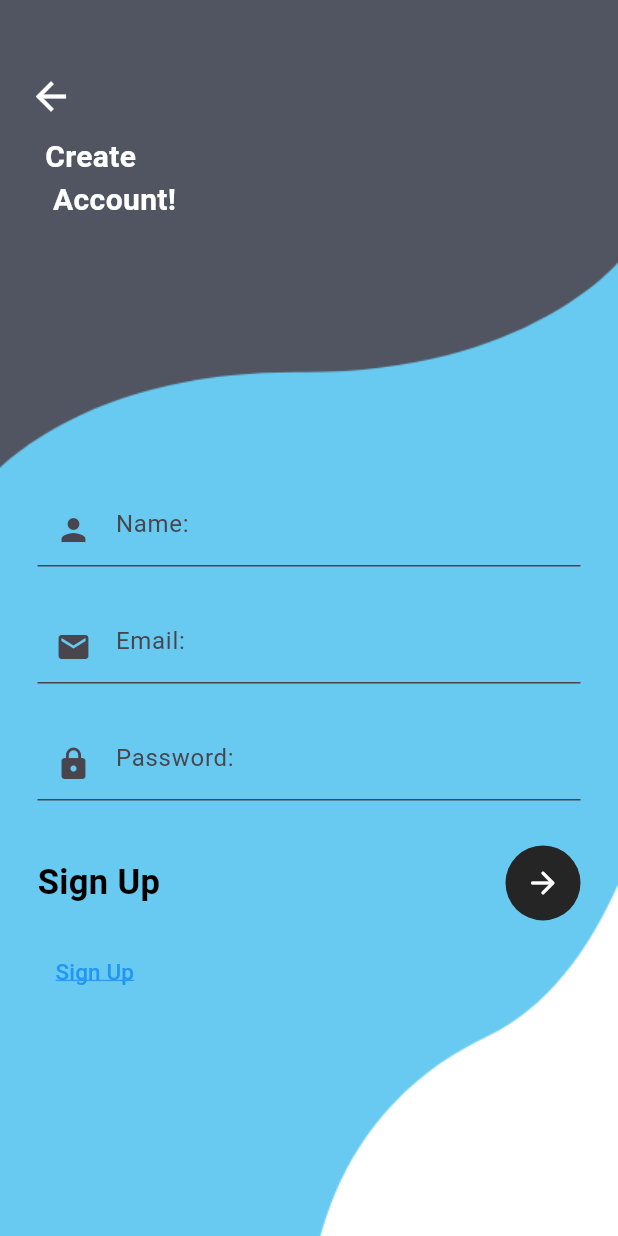
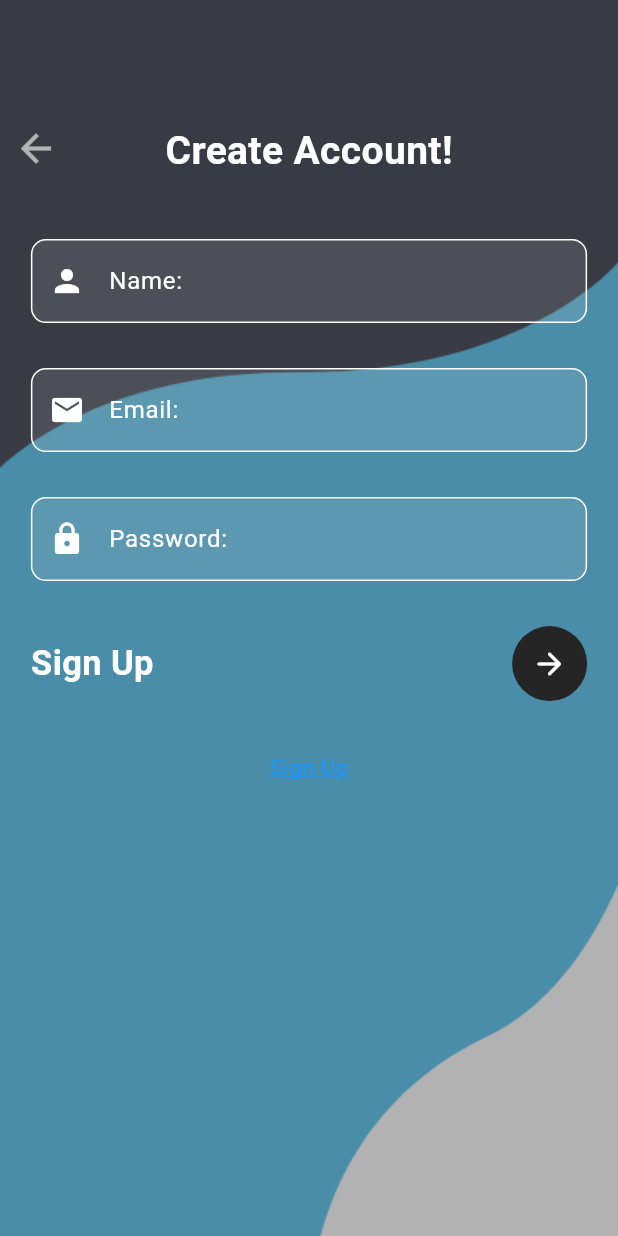
Before and after one commit to OwaisRaza1941/Fluttre_Create_landing_page, a Flutter app: the RegisterPage screen opened directly, on a phone screen of 412 x 824 dp. Run offline on Flutter 3.47's test engine with Material 3 defaults, Android fonts, the phone set to English and light mode, and no system bars.

Commit message:
Register_Page

```diff
--- a/lib/landing_page.dart
+++ b/lib/landing_page.dart
@@ -1,5 +1,6 @@
 import 'package:flutter/material.dart';
 import 'package:landing_page/components/home_class_function.dart';
+import 'package:landing_page/register_page.dart';
 
 class LandingPage extends StatelessWidget {
   const LandingPage({super.key});
@@ -49,10 +50,27 @@ class LandingPage extends StatelessWidget {
               ),
             ),
             ListTile(
-              leading: Icon(Icons.home),
+              leading: Icon(Icons.home, color: Colors.blueGrey),
               title: Text('Home'),
-              onTap: () {},
+              onTap: () {
+                Navigator.push(
+                  context,
+                  MaterialPageRoute(builder: (context) => LandingPage()),
+                );
+              },
             ),
+            SizedBox(height: 15),
+            ListTile(
+              leading: Icon(Icons.person),
+              title: Text('Account'),
+              onTap: () {
+                Navigator.push(
+                  context,
+                  MaterialPageRoute(builder: (context) => RegisterPage()),
+                );
+              },
+            ),
+            SizedBox(height: 15),
             ListTile(
               leading: Icon(Icons.settings),
               title: Text('Settings'),
--- a/lib/register_page.dart
+++ b/lib/register_page.dart
@@ -1,25 +1,26 @@
 import 'package:flutter/material.dart';
 import 'package:landing_page/landing_page.dart';
+import 'package:landing_page/login_page.dart';
 
 class RegisterPage extends StatelessWidget {
   const RegisterPage({super.key});
 
   @override
   Widget build(BuildContext context) {
-    return Container(
-      decoration: BoxDecoration(
-        image: DecorationImage(
-          image: AssetImage('assets/register.png'),
+    final Size size = MediaQuery.of(context).size;
+
+    return Scaffold(
+      body: SingleChildScrollView(
+        child: Stack(
+          children: [
+            Image.asset(
+              'assets/register.png',
+              width: size.width,
+              height: size.height,
               fit: BoxFit.cover,
             ),
-      ),
-      child: Scaffold(
-        backgroundColor: Colors.transparent,
-        body: Stack(
-          children: [
             Positioned(
-              top: 40,
-              left: 10,
+              top: 75,
               child: IconButton(
                 icon: Icon(Icons.arrow_back, color: Colors.white, size: 30),
                 onPressed: () {
@@ -31,74 +32,94 @@ class RegisterPage extends StatelessWidget {
               ),
             ),
             Container(
-              padding: EdgeInsets.only(left: 30, top: 90),
+              width: size.width,
+              height: size.height,
+              color: Colors.black.withOpacity(0.3),
+            ),
+            Padding(
+              padding: EdgeInsets.only(
+                top: size.height * 0.10,
+                left: size.width * 0.05,
+                right: size.width * 0.05,
+              ),
+              child: Column(
+                crossAxisAlignment: CrossAxisAlignment.start,
+                children: [
+                  /// Title
+                  Center(
                     child: Text(
-                'Create \n Account!',
+                      'Create Account!',
                       style: TextStyle(
-                  fontSize: 20,
+                        fontSize: 26,
                         fontWeight: FontWeight.bold,
                         color: Colors.white,
                       ),
                     ),
                   ),
-            SingleChildScrollView(
-              child: Container(
-                padding: EdgeInsets.only(
-                  top: MediaQuery.of(context).size.height * 0.4,
-                  right: 25,
-                  left: 25,
-                ),
-                child: Column(
-                  children: [
+                  SizedBox(height: 40),
+
+                  /// Form Fields
                   TextField(
                     decoration: InputDecoration(
-                        prefixIcon: Icon(Icons.person),
-                        fillColor: Colors.transparent,
+                      prefixIcon: Icon(Icons.person, color: Colors.white),
+                      hintText: 'Name:',
+                      hintStyle: TextStyle(color: Colors.white),
                       filled: true,
-                        hintText: 'Name:',
+                      fillColor: Colors.white.withOpacity(0.1),
                       focusedBorder: OutlineInputBorder(
                         borderRadius: BorderRadius.circular(10),
-                          borderSide: BorderSide(
-                            color: Colors.white,
-                            width: 2.0,
+                        borderSide: BorderSide(color: Colors.white, width: 2.0),
+                      ),
+                      enabledBorder: OutlineInputBorder(
+                        borderRadius: BorderRadius.circular(10),
+                        borderSide: BorderSide(color: Colors.white),
                       ),
                     ),
+                    style: TextStyle(color: Colors.white),
+                  ),
+                  SizedBox(height: 30),
+
+                  TextField(
+                    decoration: InputDecoration(
+                      prefixIcon: Icon(Icons.email, color: Colors.white),
+                      hintText: 'Email:',
+                      hintStyle: TextStyle(color: Colors.white),
+                      filled: true,
+                      fillColor: Colors.white.withOpacity(0.1),
+                      focusedBorder: OutlineInputBorder(
+                        borderRadius: BorderRadius.circular(10),
+                        borderSide: BorderSide(color: Colors.white, width: 2.0),
+                      ),
+                      enabledBorder: OutlineInputBorder(
+                        borderRadius: BorderRadius.circular(10),
+                        borderSide: BorderSide(color: Colors.white),
                       ),
                     ),
-                    SizedBox(height: 30),
-                    TextField(
-                      decoration: InputDecoration(
-                        prefixIcon: Icon(Icons.email),
-                        hintText: 'Email:',
-                        fillColor: Colors.transparent,
-                        filled: true,
-                        focusedBorder: OutlineInputBorder(
-                          borderRadius: BorderRadius.circular(10),
-                          borderSide: BorderSide(
-                            color: Colors.white,
-                            width: 2.0,
-                          ),
-                        ),
-                      ),
+                    style: TextStyle(color: Colors.white),
                   ),
                   SizedBox(height: 30),
+
                   TextField(
                     obscureText: true,
                     decoration: InputDecoration(
-                        prefixIcon: Icon(Icons.lock),
+                      prefixIcon: Icon(Icons.lock, color: Colors.white),
                       hintText: 'Password:',
-                        fillColor: Colors.transparent,
+                      hintStyle: TextStyle(color: Colors.white),
                       filled: true,
+                      fillColor: Colors.white.withOpacity(0.1),
                       focusedBorder: OutlineInputBorder(
                         borderRadius: BorderRadius.circular(10),
-                          borderSide: BorderSide(
-                            color: Colors.white,
-                            width: 2.0,
+                        borderSide: BorderSide(color: Colors.white, width: 2.0),
+                      ),
+                      enabledBorder: OutlineInputBorder(
+                        borderRadius: BorderRadius.circular(10),
+                        borderSide: BorderSide(color: Colors.white),
                       ),
                     ),
-                      ),
+                    style: TextStyle(color: Colors.white),
                   ),
                   SizedBox(height: 30),
+
                   Row(
                     mainAxisAlignment: MainAxisAlignment.spaceBetween,
                     children: [
@@ -107,17 +128,12 @@ class RegisterPage extends StatelessWidget {
                         style: TextStyle(
                           fontWeight: FontWeight.bold,
                           fontSize: 23,
-                            color: Colors.black,
+                          color: Colors.white,
                         ),
                       ),
                       CircleAvatar(
                         radius: 25,
-                          backgroundColor: const Color.fromARGB(
-                            255,
-                            37,
-                            37,
-                            37,
-                          ),
+                        backgroundColor: const Color.fromARGB(255, 37, 37, 37),
                         child: Icon(
                           Icons.arrow_forward_rounded,
                           color: Colors.white,
@@ -125,17 +141,13 @@ class RegisterPage extends StatelessWidget {
                       ),
                     ],
                   ),
-                    SizedBox(height: 10),
-                    Row(
-                      mainAxisAlignment: MainAxisAlignment.spaceBetween,
-                      children: [
-                        TextButton(
+                  SizedBox(height: 20),
+                  Center(
+                    child: TextButton(
                       onPressed: () {
                         Navigator.push(
                           context,
-                              MaterialPageRoute(
-                                builder: (context) => RegisterPage(),
-                              ),
+                          MaterialPageRoute(builder: (context) => LoginPage()),
                         );
                       },
                       child: Text(
@@ -148,10 +160,8 @@ class RegisterPage extends StatelessWidget {
                         ),
                       ),
                     ),
-                      ],
                   ),
                 ],
-                ),
               ),
             ),
           ],
```
Lines whose indentation alone changed are shown as unchanged.
